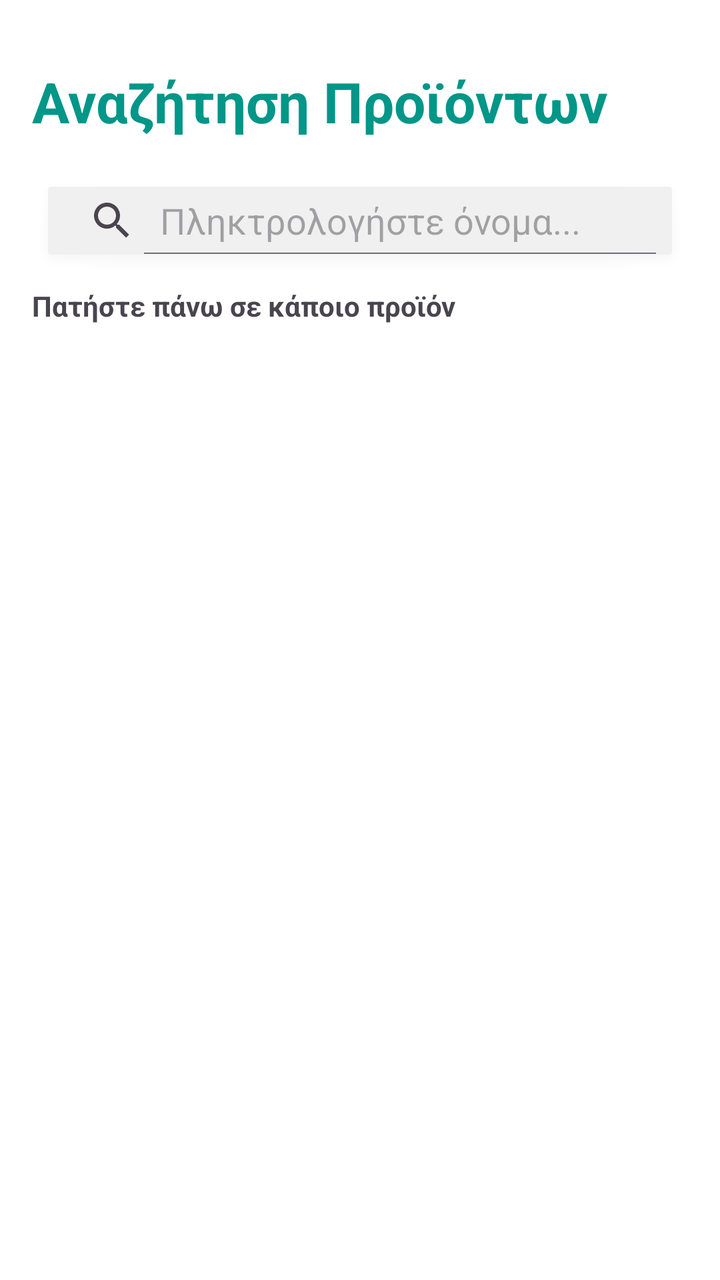
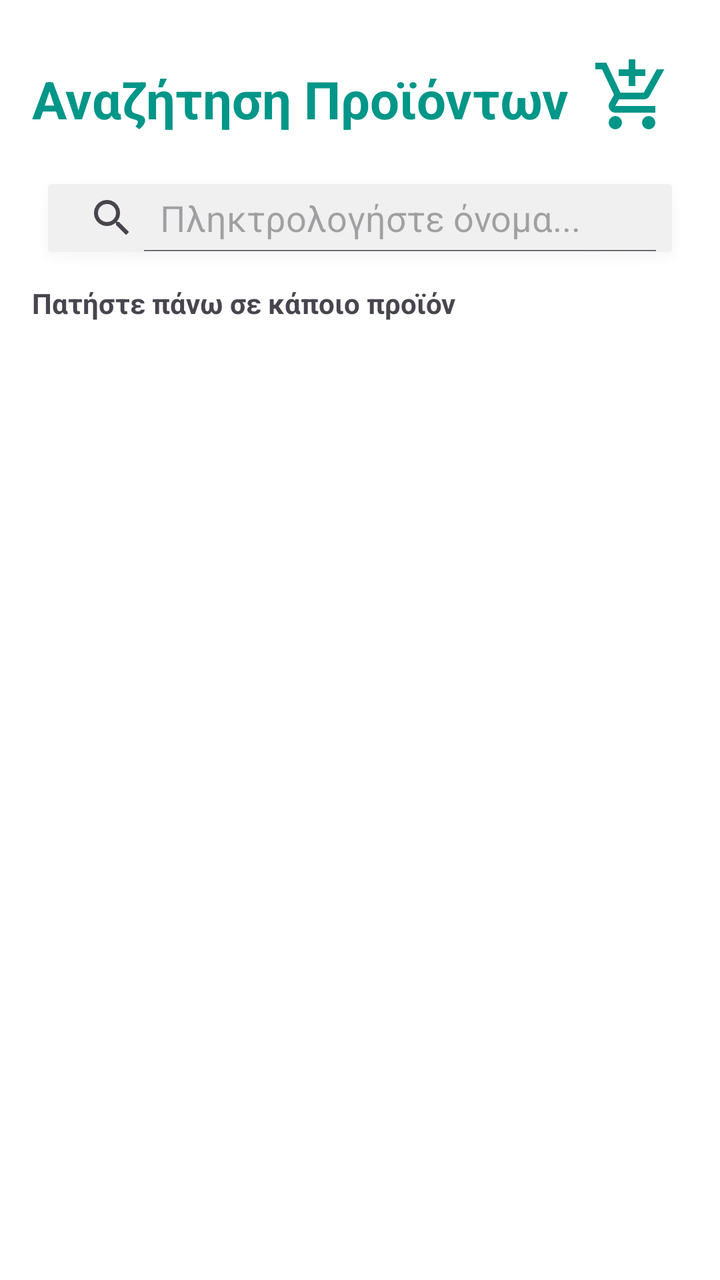

Two renders of the same Android screen: before a commit and after it. Below are the layout's source before the change and the commit's diff.
<!-- AndroidManifest.xml: application theme Theme.Team21 -->
<!-- res/layout/activity_customer_find_product.xml -->
<?xml version="1.0" encoding="utf-8"?>
<androidx.constraintlayout.widget.ConstraintLayout
    xmlns:android="http://schemas.android.com/apk/res/android"
    xmlns:app="http://schemas.android.com/apk/res-auto"
    xmlns:tools="http://schemas.android.com/tools"
    android:id="@+id/main"
    android:layout_width="match_parent"
    android:layout_height="match_parent"
    android:background="#FFFFFF"
    android:padding="16dp"
    tools:context=".view.customer.FindProduct.CustomerFindProductActivity">

    <TextView
        android:id="@+id/txtCustomerFindProductActivityHeader"
        android:layout_width="wrap_content"
        android:layout_height="wrap_content"
        android:layout_marginTop="16dp"
        android:text="Αναζήτηση Προϊόντων"
        android:textColor="#009688"
        android:textSize="28sp"
        android:textStyle="bold"
        app:layout_constraintStart_toStartOf="parent"
        app:layout_constraintTop_toTopOf="parent" />

    <SearchView
        android:id="@+id/searchProductActivityHeader"
        android:layout_width="0dp"
        android:layout_height="50dp"
        android:layout_marginTop="16dp"
        android:background="@drawable/abc_popup_background_mtrl_mult"
        android:backgroundTint="#F0F0F0"
        android:iconifiedByDefault="false"
        android:queryHint="Πληκτρολογήστε όνομα..."
        app:layout_constraintEnd_toEndOf="parent"
        app:layout_constraintStart_toStartOf="parent"
        app:layout_constraintTop_toBottomOf="@id/txtCustomerFindProductActivityHeader" />

    <TextView
        android:id="@+id/txtCustomerFindProductActivityText"
        android:layout_width="wrap_content"
        android:layout_height="wrap_content"
        android:layout_marginTop="8dp"
        android:text="Πατήστε πάνω σε κάποιο προϊόν"
        android:textStyle="bold"
        app:layout_constraintStart_toStartOf="parent"
        app:layout_constraintTop_toBottomOf="@+id/searchProductActivityHeader" />

    <ListView
        android:id="@+id/ViewlistProductActivity"
        android:layout_width="0dp"
        android:layout_height="0dp"
        android:layout_marginTop="4dp"
        android:divider="#DDDDDD"
        android:dividerHeight="1dp"
        app:layout_constraintBottom_toBottomOf="parent"
        app:layout_constraintEnd_toEndOf="parent"
        app:layout_constraintStart_toStartOf="parent"
        app:layout_constraintTop_toBottomOf="@+id/txtCustomerFindProductActivityText" />

</androidx.constraintlayout.widget.ConstraintLayout>
<!-- resources referenced by this layout -->
<resources>
  <style name="Theme.Team21" parent="Base.Theme.Team21" />
  <style name="Base.Theme.Team21" parent="Theme.Material3.DayNight.NoActionBar">
          
          
      </style>
</resources>

<!-- the commit's change to res/layout/activity_customer_find_product.xml (unified diff, before → after) -->
@@ -12,18 +12,37 @@
 
     <TextView
         android:id="@+id/txtCustomerFindProductActivityHeader"
-        android:layout_width="wrap_content"
-        android:layout_height="wrap_content"
+        android:layout_width="286dp"
+        android:layout_height="36dp"
         android:layout_marginTop="16dp"
+        android:layout_marginEnd="8dp"
         android:text="Αναζήτηση Προϊόντων"
         android:textColor="#009688"
-        android:textSize="28sp"
+        android:textSize="26sp"
         android:textStyle="bold"
+        app:layout_constraintBottom_toBottomOf="@+id/btnCustomerFindProductActivityShoppingCart"
+        app:layout_constraintEnd_toStartOf="@+id/btnCustomerFindProductActivityShoppingCart"
+        app:layout_constraintHorizontal_bias="0.0"
         app:layout_constraintStart_toStartOf="parent"
-        app:layout_constraintTop_toTopOf="parent" />
+        app:layout_constraintTop_toTopOf="parent"
+        app:layout_constraintVertical_bias="0.0" />
+
+    <ImageButton
+        android:id="@+id/btnCustomerFindProductActivityShoppingCart"
+        android:layout_width="40dp"
+        android:layout_height="40dp"
+        android:layout_marginTop="12dp"
+        android:layout_marginEnd="8dp"
+        android:background="?attr/selectableItemBackgroundBorderless"
+        android:contentDescription="Καλάθι Αγορών"
+        android:scaleType="fitCenter"
+        android:src="@drawable/outline_add_shopping_cart_24"
+        app:layout_constraintEnd_toEndOf="parent"
+        app:layout_constraintTop_toTopOf="parent"
+        app:tint="#009688" />
 
     <SearchView
-        android:id="@+id/searchProductActivityHeader"
+        android:id="@+id/searchCustomerFindProductActivity"
         android:layout_width="0dp"
         android:layout_height="50dp"
         android:layout_marginTop="16dp"
@@ -33,7 +52,9 @@
         android:queryHint="Πληκτρολογήστε όνομα..."
         app:layout_constraintEnd_toEndOf="parent"
         app:layout_constraintStart_toStartOf="parent"
-        app:layout_constraintTop_toBottomOf="@id/txtCustomerFindProductActivityHeader" />
+        app:layout_constraintTop_toBottomOf="@id/txtCustomerFindProductActivityHeader" >
+
+    </SearchView>
 
     <TextView
         android:id="@+id/txtCustomerFindProductActivityText"
@@ -43,10 +64,10 @@
         android:text="Πατήστε πάνω σε κάποιο προϊόν"
         android:textStyle="bold"
         app:layout_constraintStart_toStartOf="parent"
-        app:layout_constraintTop_toBottomOf="@+id/searchProductActivityHeader" />
+        app:layout_constraintTop_toBottomOf="@+id/searchCustomerFindProductActivity" />
 
     <ListView
-        android:id="@+id/ViewlistProductActivity"
+        android:id="@+id/ViewlistCustomerFindProductActivity"
         android:layout_width="0dp"
         android:layout_height="0dp"
         android:layout_marginTop="4dp"
@@ -54,7 +75,23 @@
         android:dividerHeight="1dp"
         app:layout_constraintBottom_toBottomOf="parent"
         app:layout_constraintEnd_toEndOf="parent"
+        app:layout_constraintHorizontal_bias="0.0"
         app:layout_constraintStart_toStartOf="parent"
-        app:layout_constraintTop_toBottomOf="@+id/txtCustomerFindProductActivityText" />
+        app:layout_constraintTop_toBottomOf="@+id/txtCustomerFindProductActivityText"
+        app:layout_constraintVertical_bias="1.0" />
+
+    <TextView
+        android:id="@+id/txtCustomerFindProductActivityShoppingCartQuantity"
+        android:layout_width="33dp"
+        android:layout_height="24dp"
+        android:text="0"
+        android:textAlignment="center"
+        android:textColor="#009688"
+        android:textStyle="bold"
+        app:layout_constraintBottom_toBottomOf="@+id/btnCustomerFindProductActivityShoppingCart"
+        app:layout_constraintEnd_toStartOf="@+id/btnCustomerFindProductActivityShoppingCart"
+        app:layout_constraintStart_toEndOf="@+id/txtCustomerFindProductActivityHeader"
+        app:layout_constraintTop_toTopOf="@+id/btnCustomerFindProductActivityShoppingCart" />
+
 
 </androidx.constraintlayout.widget.ConstraintLayout>
<!-- resource entries referenced after the edit -->
@@ -1,5 +1,11 @@
 <!-- resources referenced by this layout -->
 <resources>
+  <!-- drawable outline_add_shopping_cart_24 (drawable) -->
+  <vector xmlns:android="http://schemas.android.com/apk/res/android" android:height="24dp" android:tint="#FFFFFF" android:viewportHeight="960" android:viewportWidth="960" android:width="24dp">
+        
+      <path android:fillColor="@android:color/white" android:pathData="M440,360L440,240L320,240L320,160L440,160L440,40L520,40L520,160L640,160L640,240L520,240L520,360L440,360ZM280,880Q247,880 223.5,856.5Q200,833 200,800Q200,767 223.5,743.5Q247,720 280,720Q313,720 336.5,743.5Q360,767 360,800Q360,833 336.5,856.5Q313,880 280,880ZM680,880Q647,880 623.5,856.5Q600,833 600,800Q600,767 623.5,743.5Q647,720 680,720Q713,720 736.5,743.5Q760,767 760,800Q760,833 736.5,856.5Q713,880 680,880ZM40,160L40,80L171,80L341,440L621,440Q621,440 621,440Q621,440 621,440L777,160L868,160L692,478Q681,498 662.5,509Q644,520 622,520L324,520L280,600Q280,600 280,600Q280,600 280,600L760,600L760,680L280,680Q235,680 211.5,641Q188,602 210,562L264,464L120,160L40,160Z"/>
+      
+  </vector>
   <style name="Theme.Team21" parent="Base.Theme.Team21" />
   <style name="Base.Theme.Team21" parent="Theme.Material3.DayNight.NoActionBar">
           
